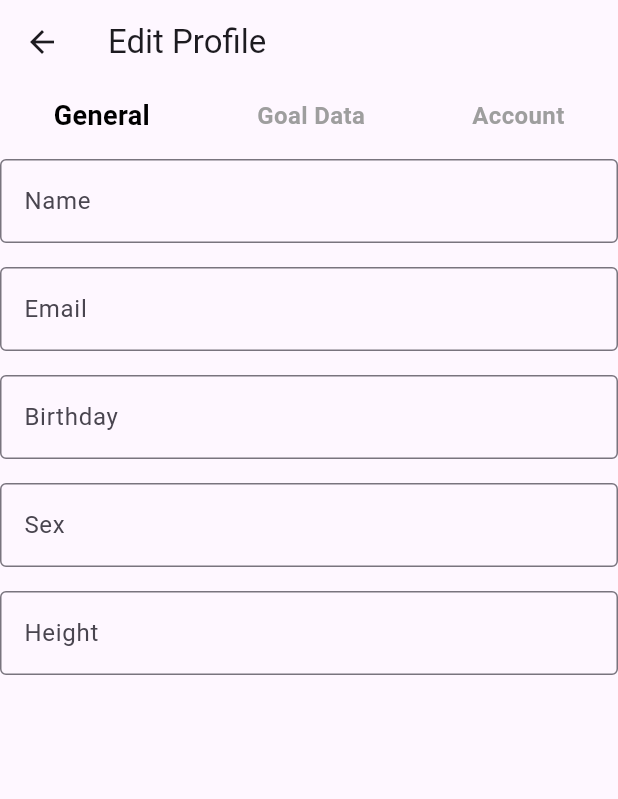
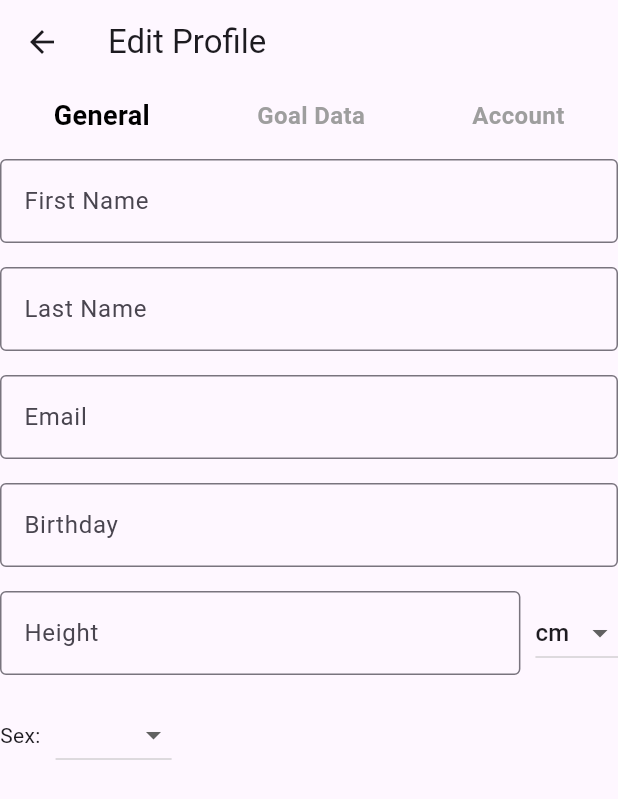
Before and after one commit to AzhaQari/eatery_v2, a Flutter app: the screen it shows after launch, item 3 of the bottom bar chosen, after a tap on "Edit Profile", on a phone screen of 412 x 824 dp. Shown: the top 799 px of the screen. Run offline on Flutter 3.47's test engine with Material 3 defaults, Android fonts, the phone set to English and light mode, and no system bars.

Commit message:
cupertino and material widgets implemented into the profile screen

```diff
--- a/lib/screens/profile_screen.dart
+++ b/lib/screens/profile_screen.dart
@@ -1,4 +1,5 @@
 import 'package:flutter/material.dart';
+import 'package:flutter/cupertino.dart';
 import 'package:eatery/widgets/bottom_app_bar.dart';
 
 class ProfileScreen extends StatefulWidget {
@@ -30,7 +31,7 @@ class _ProfileScreenState extends State<ProfileScreen> {
                 Text(
                   'Welcome ${_name.split(' ')[0]}',
                   style: TextStyle(
-                    fontSize: 24, // Increased font size
+                    fontSize: 24,
                     fontWeight: FontWeight.bold,
                   ),
                 ),
@@ -71,7 +72,7 @@ class _ProfileScreenState extends State<ProfileScreen> {
       children: [
         _buildMenuItem('Your Eats', index: 0),
         _buildMenuItem('Your Goals', index: 1),
-        _buildMenuItem('Your Menus', index: 2), // Changed to 'Your Menus'
+        _buildMenuItem('Your Menus', index: 2),
       ],
     );
   }
@@ -94,12 +95,9 @@ class _ProfileScreenState extends State<ProfileScreen> {
         child: Text(
           title,
           style: TextStyle(
-            color: isSelected
-                ? Colors.black
-                : Colors.grey, // Change text color based on selection
+            color: isSelected ? Colors.black : Colors.grey,
             fontWeight: FontWeight.bold,
-            fontSize:
-                isSelected ? 18 : 16, // Change font size based on selection
+            fontSize: isSelected ? 18 : 16,
           ),
         ),
       ),
@@ -117,7 +115,6 @@ class _ProfileScreenState extends State<ProfileScreen> {
           });
         },
         children: [
-          // Your Eats section
           Container(
             color: Colors.green,
             child: Center(
@@ -127,7 +124,6 @@ class _ProfileScreenState extends State<ProfileScreen> {
               ),
             ),
           ),
-          // Your Goals section
           Container(
             color: Colors.orange,
             child: Center(
@@ -137,7 +133,6 @@ class _ProfileScreenState extends State<ProfileScreen> {
               ),
             ),
           ),
-          // Your Menus section
           Container(
             color: Colors.purple,
             child: Center(
@@ -159,19 +154,12 @@ class EditProfileScreen extends StatefulWidget {
 }
 
 class _EditProfileScreenState extends State<EditProfileScreen> {
-  TextEditingController _nameController = TextEditingController();
+  TextEditingController _firstNameController = TextEditingController();
+  TextEditingController _lastNameController = TextEditingController();
   TextEditingController _emailController = TextEditingController();
   TextEditingController _birthdayController = TextEditingController();
+  TextEditingController _heightController = TextEditingController();
   TextEditingController _sexController = TextEditingController();
-  TextEditingController _heightController = TextEditingController();
-  TextEditingController _bodyFatController = TextEditingController();
-  TextEditingController _activityController = TextEditingController();
-  TextEditingController _exerciseController = TextEditingController();
-  TextEditingController _cardioController = TextEditingController();
-  TextEditingController _liftingController = TextEditingController();
-  TextEditingController _subscriptionController = TextEditingController();
-  TextEditingController _passwordController = TextEditingController();
-  TextEditingController _dataPrivacyController = TextEditingController();
   int _selectedIndex = 0;
 
   @override
@@ -185,7 +173,7 @@ class _EditProfileScreenState extends State<EditProfileScreen> {
         children: [
           _buildFloatingMenuBar(),
           Expanded(
-            child: _buildPageView(),
+            child: _buildPageView(Theme.of(context).platform),
           ),
         ],
       ),
@@ -225,39 +213,48 @@ class _EditProfileScreenState extends State<EditProfileScreen> {
     );
   }
 
-  Widget _buildPageView() {
+  Widget _buildPageView(TargetPlatform platform) {
     switch (_selectedIndex) {
       case 0:
         return Column(
           crossAxisAlignment: CrossAxisAlignment.start,
           children: [
-            _buildProfileTextField('Name', _nameController),
-            _buildProfileTextField('Email', _emailController),
-            _buildProfileTextField('Birthday', _birthdayController),
-            _buildProfileTextField('Sex', _sexController),
-            _buildProfileTextField('Height', _heightController),
+            _buildProfileTextField(
+                'First Name', _firstNameController, platform),
+            _buildProfileTextField('Last Name', _lastNameController, platform),
+            _buildProfileTextField('Email', _emailController, platform),
+            _buildProfileDatePicker('Birthday', _birthdayController, platform),
+            _buildProfileHeightPicker('Height', _heightController, platform),
+            _buildProfileSexPicker(platform),
           ],
         );
       case 1:
         return Column(
           crossAxisAlignment: CrossAxisAlignment.start,
           children: [
-            _buildProfileTextField('Body Fat', _bodyFatController),
-            _buildProfileTextField('Activity', _activityController),
-            _buildProfileTextField('Exercise', _exerciseController),
-            _buildProfileTextField('Cardio', _cardioController),
-            _buildProfileTextField('Lifting', _liftingController),
+            _buildProfileTextField(
+                'Body Fat', TextEditingController(), platform),
+            _buildProfileTextField(
+                'Activity', TextEditingController(), platform),
+            _buildProfileTextField(
+                'Exercise', TextEditingController(), platform),
+            _buildProfileTextField('Cardio', TextEditingController(), platform),
+            _buildProfileTextField(
+                'Lifting', TextEditingController(), platform),
           ],
         );
       case 2:
         return Column(
           crossAxisAlignment: CrossAxisAlignment.start,
           children: [
-            _buildProfileTextField('Subscription', _subscriptionController),
-            _buildProfileTextField('Password', _passwordController),
-            _buildProfileTextField('Data & Privacy', _dataPrivacyController),
-            _buildProfileTextField('Sign Out',
-                TextEditingController()), // Placeholder for Sign Out
+            _buildProfileTextField(
+                'Subscription', TextEditingController(), platform),
+            _buildProfileTextField(
+                'Password', TextEditingController(), platform),
+            _buildProfileTextField(
+                'Data & Privacy', TextEditingController(), platform),
+            _buildProfileTextField('Sign Out', TextEditingController(),
+                platform), // Placeholder for Sign Out
           ],
         );
       default:
@@ -266,14 +263,219 @@ class _EditProfileScreenState extends State<EditProfileScreen> {
   }
 
   Widget _buildProfileTextField(
-      String label, TextEditingController controller) {
+      String label, TextEditingController controller, TargetPlatform platform) {
     return Padding(
       padding: const EdgeInsets.symmetric(vertical: 8.0),
-      child: TextField(
-        controller: controller,
-        decoration: InputDecoration(
-          labelText: label,
-          border: OutlineInputBorder(),
+      child: platform == TargetPlatform.iOS
+          ? _buildCupertinoTextField(label, controller)
+          : _buildMaterialTextField(label, controller),
+    );
+  }
+
+  Widget _buildMaterialTextField(
+      String label, TextEditingController controller) {
+    return TextField(
+      controller: controller,
+      decoration: InputDecoration(
+        labelText: label,
+        border: OutlineInputBorder(),
+      ),
+    );
+  }
+
+  Widget _buildCupertinoTextField(
+      String label, TextEditingController controller) {
+    return CupertinoTextField(
+      controller: controller,
+      placeholder: label,
+    );
+  }
+
+  Widget _buildProfileDatePicker(
+      String label, TextEditingController controller, TargetPlatform platform) {
+    return Padding(
+      padding: const EdgeInsets.symmetric(vertical: 8.0),
+      child: platform == TargetPlatform.iOS
+          ? _buildCupertinoDatePicker(label, controller)
+          : _buildMaterialDatePicker(label, controller),
+    );
+  }
+
+  Widget _buildMaterialDatePicker(
+      String label, TextEditingController controller) {
+    return TextField(
+      readOnly: true,
+      controller: controller,
+      onTap: () async {
+        DateTime? pickedDate = await showDatePicker(
+          context: context,
+          initialDate: DateTime.now(),
+          firstDate: DateTime(1900),
+          lastDate: DateTime.now(),
+        );
+        if (pickedDate != null) {
+          controller.text = pickedDate.toString();
+        }
+      },
+      decoration: InputDecoration(
+        labelText: label,
+        border: OutlineInputBorder(),
+      ),
+    );
+  }
+
+  Widget _buildCupertinoDatePicker(
+      String label, TextEditingController controller) {
+    return GestureDetector(
+      onTap: () async {
+        DateTime? pickedDate = await showCupertinoModalPopup<DateTime>(
+          context: context,
+          builder: (BuildContext context) {
+            return SizedBox(
+              height: 200,
+              child: CupertinoDatePicker(
+                mode: CupertinoDatePickerMode.date,
+                initialDateTime: DateTime.now(),
+                onDateTimeChanged: (DateTime dateTime) {
+                  controller.text = dateTime.toString();
+                },
+              ),
+            );
+          },
+        );
+        if (pickedDate != null) {
+          controller.text = pickedDate.toString();
+        }
+      },
+      child: AbsorbPointer(
+        child: CupertinoTextField(
+          controller: controller,
+          placeholder: label,
+        ),
+      ),
+    );
+  }
+
+  Widget _buildProfileSexPicker(TargetPlatform platform) {
+    return Padding(
+      padding: const EdgeInsets.symmetric(vertical: 8.0),
+      child: platform == TargetPlatform.iOS
+          ? _buildCupertinoSexPicker()
+          : _buildMaterialSexPicker(),
+    );
+  }
+
+  Widget _buildMaterialSexPicker() {
+    return Row(
+      children: [
+        Text('Sex:'),
+        SizedBox(width: 10),
+        DropdownButton<String>(
+          items: <String>['Male', 'Female'].map((String value) {
+            return DropdownMenuItem<String>(
+              value: value,
+              child: Text(value),
+            );
+          }).toList(),
+          onChanged: (String? value) {
+            setState(() {
+              _sexController.text = value!;
+            });
+          },
+          value: _sexController.text,
+        ),
+      ],
+    );
+  }
+
+  Widget _buildCupertinoSexPicker() {
+    return GestureDetector(
+      onTap: () async {
+        List<String> sexes = ['Male', 'Female'];
+        final result = await showCupertinoModalPopup(
+          context: context,
+          builder: (BuildContext context) {
+            return CupertinoPicker(
+              itemExtent: 32.0,
+              onSelectedItemChanged: (int index) {
+                setState(() {
+                  _sexController.text = sexes[index];
+                });
+              },
+              children: sexes.map((String sex) {
+                return Text(sex);
+              }).toList(),
+            );
+          },
+        );
+        if (result != null) {
+          setState(() {
+            _sexController.text = sexes[result];
+          });
+        }
+      },
+      child: AbsorbPointer(
+        child: CupertinoTextField(
+          controller: _sexController,
+          placeholder: 'Select Gender',
+        ),
+      ),
+    );
+  }
+
+  Widget _buildProfileHeightPicker(
+      String label, TextEditingController controller, TargetPlatform platform) {
+    return Padding(
+      padding: const EdgeInsets.symmetric(vertical: 8.0),
+      child: platform == TargetPlatform.iOS
+          ? _buildCupertinoHeightPicker(label, controller)
+          : _buildMaterialHeightPicker(label, controller),
+    );
+  }
+
+  Widget _buildMaterialHeightPicker(
+      String label, TextEditingController controller) {
+    return Row(
+      children: [
+        Expanded(
+          child: TextField(
+            controller: controller,
+            keyboardType: TextInputType.number,
+            decoration: InputDecoration(
+              labelText: label,
+              border: OutlineInputBorder(),
+            ),
+          ),
+        ),
+        SizedBox(width: 10),
+        DropdownButton<String>(
+          items: <String>['cm', 'ft/in'].map((String value) {
+            return DropdownMenuItem<String>(
+              value: value,
+              child: Text(value),
+            );
+          }).toList(),
+          onChanged: (String? value) {
+            setState(() {
+              // Handle unit change
+            });
+          },
+          value: 'cm', // Default unit
+        ),
+      ],
+    );
+  }
+
+  Widget _buildCupertinoHeightPicker(
+      String label, TextEditingController controller) {
+    return GestureDetector(
+      onTap: () async {
+        // Implement Cupertino height picker
+      },
+      child: AbsorbPointer(
+        child: CupertinoTextField(
+          controller: controller,
+          placeholder: label,
         ),
       ),
     );
```
Also changed, not shown: flutter_01.png (added), flutter_02.png (added).
